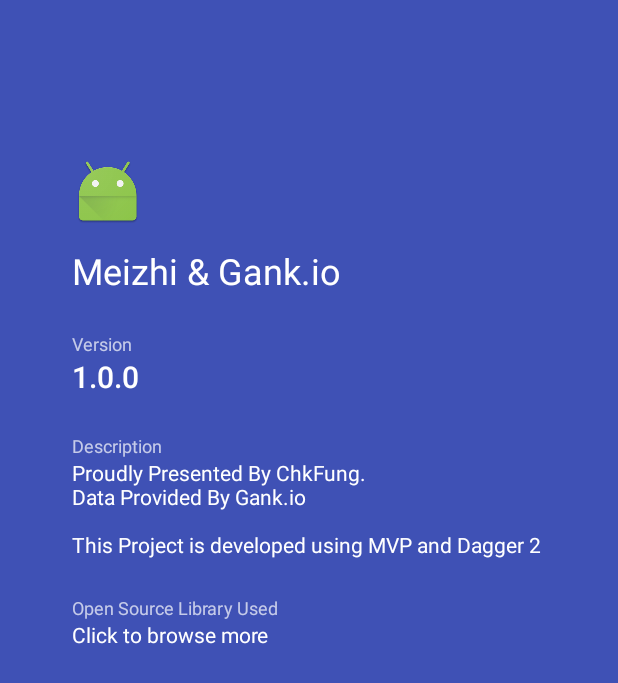
After one commit to chkfung/MeizhiGank, an Android app: the layout activity_about.xml on its own in the app's theme, with its tools: preview values and no code run, on a phone screen of 412 x 824 dp. The commit adds this screen. Shown: the top 683 px of the screen. Run offline under Robolectric (Android 15) with nearby library versions, the phone set to English and light mode, and no system bars.

Commit message:
Okay, Finish Application core function first and implement Dagger 2 after this.
Pending Screenshot, setNightMode Optimizing

```diff
--- a/app/src/main/AndroidManifest.xml
+++ b/app/src/main/AndroidManifest.xml
@@ -29,6 +29,8 @@
         <activity
             android:name=".UI.GankInfoActivity"
             android:theme="@style/Theme.AppCompat.Translucent" />
+        <activity android:name=".UI.WebActivity" />
+        <activity android:name=".UI.AboutMeActivity" />
     </application>
 
 </manifest>
--- /dev/null
+++ b/app/src/main/res/layout/activity_about.xml
@@ -0,0 +1,89 @@
+<?xml version="1.0" encoding="utf-8"?>
+<android.support.design.widget.CoordinatorLayout xmlns:android="http://schemas.android.com/apk/res/android"
+    xmlns:tools="http://schemas.android.com/tools"
+    android:layout_width="match_parent"
+    android:layout_height="match_parent"
+    tools:context=".UI.AboutMeActivity">
+
+    <android.support.design.widget.AppBarLayout
+        android:id="@+id/appbar"
+        android:layout_width="match_parent"
+        android:layout_height="match_parent"
+        android:theme="@style/AppTheme.AppBarOverlay">
+
+        <android.support.v7.widget.Toolbar
+            android:id="@+id/toolbar"
+            android:layout_width="match_parent"
+            android:layout_height="?attr/actionBarSize"
+            android:background="?attr/colorPrimary" />
+
+        <ScrollView
+            android:layout_width="match_parent"
+            android:layout_height="wrap_content">
+
+            <LinearLayout
+                android:layout_width="match_parent"
+                android:layout_height="wrap_content"
+                android:gravity="center_vertical"
+                android:orientation="vertical"
+                android:padding="48dp">
+
+                <ImageView
+                    android:layout_width="wrap_content"
+                    android:layout_height="wrap_content"
+                    android:paddingBottom="12dp"
+                    android:src="@mipmap/ic_launcher" />
+
+                <TextView
+                    style="@style/TextAppearance.AppCompat.Headline"
+                    android:layout_width="wrap_content"
+                    android:layout_height="wrap_content"
+                    android:paddingBottom="24dp"
+                    android:text="Meizhi &amp; Gank.io" />
+
+                <TextView
+                    style="@style/TextAppearance.AppCompat.Caption"
+                    android:layout_width="wrap_content"
+                    android:layout_height="wrap_content"
+                    android:text="Version" />
+
+                <TextView
+                    android:id="@+id/version"
+                    style="@style/TextAppearance.AppCompat.Title"
+                    android:layout_width="wrap_content"
+                    android:layout_height="wrap_content"
+                    android:paddingBottom="24dp"
+                    android:text="1.0.0" />
+
+                <TextView
+                    style="@style/TextAppearance.AppCompat.Caption"
+                    android:layout_width="wrap_content"
+                    android:layout_height="wrap_content"
+                    android:text="Description" />
+
+                <TextView
+                    style="@style/TextAppearance.AppCompat"
+                    android:layout_width="wrap_content"
+                    android:layout_height="wrap_content"
+                    android:paddingBottom="24dp"
+                    android:text="Proudly Presented By ChkFung. \nData Provided By Gank.io\n\nThis Project is developed using MVP and Dagger 2 " />
+
+                <TextView
+                    style="@style/TextAppearance.AppCompat.Caption"
+                    android:layout_width="wrap_content"
+                    android:layout_height="wrap_content"
+                    android:text="Open Source Library Used" />
+
+                <TextView
+                    style="@style/TextAppearance.AppCompat"
+                    android:layout_width="wrap_content"
+                    android:layout_height="wrap_content"
+                    android:paddingBottom="24dp"
+                    android:text="Click to browse more" />
+            </LinearLayout>
+        </ScrollView>
+
+    </android.support.design.widget.AppBarLayout>
+
+
+</android.support.design.widget.CoordinatorLayout>
--- a/app/src/main/res/values/strings.xml
+++ b/app/src/main/res/values/strings.xml
@@ -3,4 +3,7 @@
     <string name="action_settings">Settings</string>
     <string name="action_share">Share</string>
     <string name="action_save">Save</string>
+    <string name="refresh">Refresh</string>
+    <string name="copy_link">Copy Link</string>
+    <string name="open_in_browser">Open In Browser</string>
 </resources>
```
Also changed, not shown: app/src/main/java/me/chkfung/meizhigank/Dagger/Component/NetComponent.java (added, +14 -0 lines), app/src/main/java/me/chkfung/meizhigank/Dagger/Module/AppModule.java (added, +27 -0 lines), app/src/main/java/me/chkfung/meizhigank/Dagger/Module/NetModule.java (added, +71 -0 lines), app/src/main/java/me/chkfung/meizhigank/MeizhiApp.java (+13 -0 lines), app/src/main/java/me/chkfung/meizhigank/UI/AboutMeActivity.java (added, +58 -0 lines), app/src/main/java/me/chkfung/meizhigank/UI/Adapter/GankInfoRvAdapter.java (+13 -2 lines), app/src/main/java/me/chkfung/meizhigank/UI/MainActivity.java (+24 -18 lines), app/src/main/java/me/chkfung/meizhigank/UI/WebActivity.java (added, +122 -0 lines), app/src/main/res/layout/activity_aboutme.xml (added, +103 -0 lines), app/src/main/res/layout/activity_web.xml (added, +21 -0 lines), app/src/main/res/menu/menu_web.xml (added, +19 -0 lines), 1 other file.
